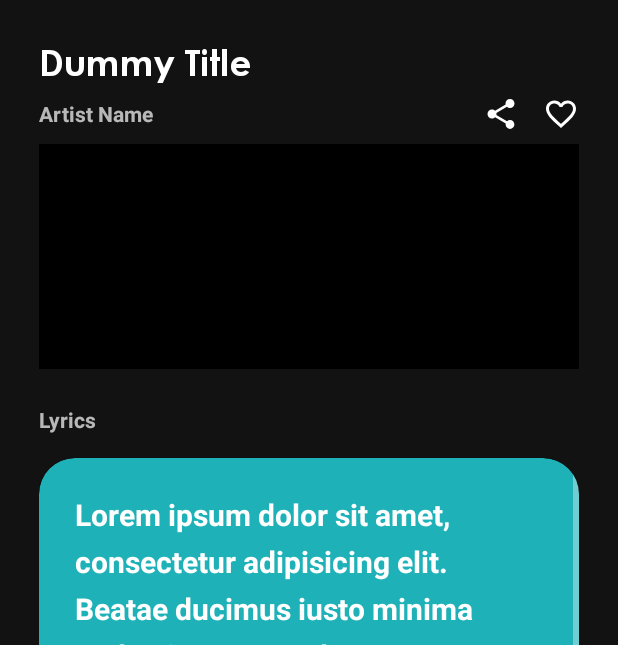
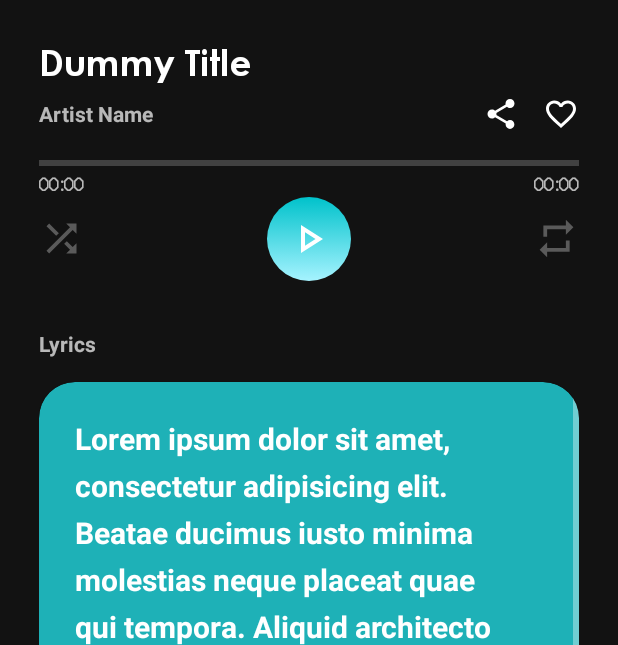
Before and after one commit to RafiqiFariz/flowbyte, an Android app: the SongActivity screen opened directly, with no data from a screen before it, on a phone screen of 412 x 824 dp, the part 591-1236 px from its top. Run offline under Robolectric (Android 15) with nearby library versions, the phone set to English and light mode, and no system bars.

Commit message:
feat: memfungsikan music player pada activity_song.xml, mengganti warna teks getting started menjadi putih dan menyoroti beberapa kata

```diff
--- a/app/src/main/java/com/flowbyte/GettingStartedActivity.kt
+++ b/app/src/main/java/com/flowbyte/GettingStartedActivity.kt
@@ -1,18 +1,56 @@
 package com.flowbyte
 
 import android.content.Intent
+import android.graphics.Color
 import androidx.appcompat.app.AppCompatActivity
 import android.os.Bundle
+import android.text.Spannable
+import android.text.SpannableString
+import android.text.style.ForegroundColorSpan
 import android.widget.Button
+import android.widget.TextView
+import androidx.core.content.ContextCompat
 
 class GettingStartedActivity : AppCompatActivity() {
     override fun onCreate(savedInstanceState: Bundle?) {
         super.onCreate(savedInstanceState)
         setContentView(R.layout.activity_gettingstarted)
         supportActionBar?.hide()
+
+        val text =
+            "Explore unlimited music with our app, accessing your favorite songs and playlists"
+
+        // Define words to highlight
+        val highlightWords = listOf("unlimited music", "favorite songs")
+
+        // Create a SpannableString from the text
+        val spannableString = SpannableString(text)
+
+        // Get the color from resources
+        val highlightColor = ContextCompat.getColor(this, R.color.light_sea_green)
+
+        // Apply highlight to each word
+        for (word in highlightWords) {
+            val startIndex = text.indexOf(word)
+            if (startIndex >= 0) {
+                val endIndex = startIndex + word.length
+                spannableString.setSpan(
+                    ForegroundColorSpan(highlightColor),
+                    startIndex,
+                    endIndex,
+                    Spannable.SPAN_EXCLUSIVE_EXCLUSIVE
+                )
+            }
+        }
+
+        // Set the spannable string to the TextView
+        val desc = findViewById<TextView>(R.id.desc)
+        desc.text = spannableString
+
         val btnGettingStart = findViewById<Button>(R.id.buttonGettingStarted)
         btnGettingStart.setOnClickListener {
             val intentLogin = Intent(this, LoginActivity::class.java)
+//            val intentLogin = Intent(this, MainActivity::class.java) // utk bypass
             startActivity(intentLogin)
         }
     }
--- a/app/src/main/java/com/flowbyte/ui/song/SongActivity.kt
+++ b/app/src/main/java/com/flowbyte/ui/song/SongActivity.kt
@@ -1,13 +1,66 @@
 package com.flowbyte.ui.song
 
+import android.content.ContentResolver
+import android.net.Uri
 import androidx.appcompat.app.AppCompatActivity
 import android.os.Bundle
+import android.widget.Toast
+import androidx.annotation.OptIn
+import androidx.media3.common.AudioAttributes
+import androidx.media3.common.MediaItem
+import androidx.media3.common.PlaybackException
+import androidx.media3.common.Player
+import androidx.media3.common.util.UnstableApi
+import androidx.media3.exoplayer.ExoPlayer
 import com.flowbyte.R
+import com.flowbyte.databinding.ActivitySongBinding
 
 class SongActivity : AppCompatActivity() {
+    private var _binding: ActivitySongBinding? = null
+    private lateinit var _player: ExoPlayer
+
+    @OptIn(UnstableApi::class)
     override fun onCreate(savedInstanceState: Bundle?) {
         super.onCreate(savedInstanceState)
-        setContentView(R.layout.activity_song)
-        supportActionBar?.hide()
+        _binding = ActivitySongBinding.inflate(layoutInflater)
+        setContentView(_binding?.root)
+
+        _player = ExoPlayer.Builder(this)
+            .setAudioAttributes(AudioAttributes.DEFAULT, true)
+            .build()
+        _binding?.playerControlView?.player = _player
+
+//        val mediaItem = MediaItem.fromUri("https://ncsmusic.s3.eu-west-1.amazonaws.com/tracks/000/000/936/royalty-1619082033-7RC2AlRdd1.mp3")
+        val dummyMusic = Uri.Builder()
+            .scheme(ContentResolver.SCHEME_ANDROID_RESOURCE)
+            .authority(packageName)
+            .path(R.raw.royalty.toString())
+            .build()
+        val mediaItem = MediaItem.fromUri(dummyMusic)
+        _player.setMediaItem(mediaItem)
+        _player.prepare()
+        _player.play()
+
+        _player.addListener(object : Player.Listener {
+            override fun onPlayerError(error: PlaybackException) {
+                Toast.makeText(applicationContext, "Error playing media", Toast.LENGTH_SHORT).show()
+                super.onPlayerError(error)
+            }
+        })
+    }
+
+    override fun onStart() {
+        super.onStart()
+        _player.playWhenReady = true
+    }
+
+    override fun onStop() {
+        super.onStop()
+        _player.playWhenReady = false
+    }
+
+    override fun onDestroy() {
+        super.onDestroy()
+        _player.release()
     }
 }
--- a/app/src/main/res/drawable/btn_background.xml
+++ b/app/src/main/res/drawable/btn_background.xml
@@ -2,20 +2,14 @@
 <selector xmlns:android="http://schemas.android.com/apk/res/android">
     <item android:state_pressed="true">
         <shape>
-            <gradient
-                android:startColor="#33CCFF"
-                android:endColor="#0099FF"
-                android:angle="90"/>
-            <corners android:radius="1000dp"/>
+            <gradient android:angle="90" android:endColor="#00C2CB" android:startColor="#0694AA" />
+            <corners android:radius="1000dp" />
         </shape>
     </item>
     <item>
         <shape>
-            <gradient
-                android:startColor="#00FFFF"
-                android:endColor="#00CCFF"
-                android:angle="90"/>
-            <corners android:radius="1000dp"/>
+            <gradient android:angle="90" android:endColor="#00C2CB" android:startColor="#A6F3FF" />
+            <corners android:radius="1000dp" />
         </shape>
     </item>
 </selector>
--- /dev/null
+++ b/app/src/main/res/drawable/exo_styled_controls_pause.xml
@@ -0,0 +1,9 @@
+<vector xmlns:android="http://schemas.android.com/apk/res/android"
+    android:width="24dp"
+    android:height="24dp"
+    android:viewportWidth="960"
+    android:viewportHeight="960">
+  <path
+      android:pathData="M520,760v-560h240v560L520,760ZM200,760v-560h240v560L200,760ZM600,680h80v-400h-80v400ZM280,680h80v-400h-80v400ZM280,280v400,-400ZM600,280v400,-400Z"
+      android:fillColor="#FFFFFF"/>
+</vector>
--- /dev/null
+++ b/app/src/main/res/drawable/exo_styled_controls_play.xml
@@ -0,0 +1,9 @@
+<vector xmlns:android="http://schemas.android.com/apk/res/android"
+    android:width="32dp"
+    android:height="32dp"
+    android:viewportWidth="960"
+    android:viewportHeight="960">
+  <path
+      android:pathData="M320,760v-560l440,280 -440,280ZM400,480ZM400,614 L610,480 400,346v268Z"
+      android:fillColor="#FFFFFF"/>
+</vector>
--- /dev/null
+++ b/app/src/main/res/drawable/ic_play_arrow_outline_24dp.xml
@@ -0,0 +1,9 @@
+<vector xmlns:android="http://schemas.android.com/apk/res/android"
+    android:width="24dp"
+    android:height="24dp"
+    android:viewportWidth="960"
+    android:viewportHeight="960">
+  <path
+      android:pathData="M320,760v-560l440,280 -440,280ZM400,480ZM400,614 L610,480 400,346v268Z"
+      android:fillColor="#FFFFFF"/>
+</vector>
--- /dev/null
+++ b/app/src/main/res/drawable/ic_repeat_fill_24dp.xml
@@ -0,0 +1,9 @@
+<vector xmlns:android="http://schemas.android.com/apk/res/android"
+    android:width="24dp"
+    android:height="24dp"
+    android:viewportWidth="960"
+    android:viewportHeight="960">
+  <path
+      android:pathData="M280,880 L120,720l160,-160 56,58 -62,62h406v-160h80v240L274,760l62,62 -56,58ZM200,440v-240h486l-62,-62 56,-58 160,160 -160,160 -56,-58 62,-62L280,280v160h-80Z"
+      android:fillColor="#FFFFFF"/>
+</vector>
--- /dev/null
+++ b/app/src/main/res/drawable/ic_shuffle_fill_24dp.xml
@@ -0,0 +1,9 @@
+<vector xmlns:android="http://schemas.android.com/apk/res/android"
+    android:width="24dp"
+    android:height="24dp"
+    android:viewportWidth="960"
+    android:viewportHeight="960">
+  <path
+      android:pathData="M560,800v-80h104L537,593l57,-57 126,126v-102h80v240L560,800ZM216,800 L160,744 664,240L560,240v-80h240v240h-80v-104L216,800ZM367,423L160,216l56,-56 207,207 -56,56Z"
+      android:fillColor="#FFFFFF"/>
+</vector>
--- /dev/null
+++ b/app/src/main/res/drawable/ic_skip_next_fill_24dp.xml
@@ -0,0 +1,9 @@
+<vector xmlns:android="http://schemas.android.com/apk/res/android"
+    android:width="24dp"
+    android:height="24dp"
+    android:viewportWidth="960"
+    android:viewportHeight="960">
+  <path
+      android:pathData="M660,720v-480h80v480h-80ZM220,720v-480l360,240 -360,240Z"
+      android:fillColor="#FFFFFF"/>
+</vector>
--- /dev/null
+++ b/app/src/main/res/drawable/ic_skip_previous_fill_24dp.xml
@@ -0,0 +1,9 @@
+<vector xmlns:android="http://schemas.android.com/apk/res/android"
+    android:width="24dp"
+    android:height="24dp"
+    android:viewportWidth="960"
+    android:viewportHeight="960">
+  <path
+      android:pathData="M220,720v-480h80v480h-80ZM740,720L380,480l360,-240v480Z"
+      android:fillColor="#FFFFFF"/>
+</vector>
--- a/app/src/main/res/layout/activity_gettingstarted.xml
+++ b/app/src/main/res/layout/activity_gettingstarted.xml
@@ -3,8 +3,9 @@
     xmlns:tools="http://schemas.android.com/tools"
     android:layout_width="match_parent"
     android:layout_height="match_parent"
-    tools:context=".GettingStartedActivity"
-    android:background="@color/black">
+    android:background="@color/black"
+    tools:context=".GettingStartedActivity">
+
     <ImageView
         android:id="@+id/imageView"
         android:layout_width="wrap_content"
@@ -12,28 +13,28 @@
         android:background="@drawable/test2"
         android:gravity="center" />
 
-
     <TextView
-        android:id="@+id/textView"
+        android:id="@+id/desc"
         android:layout_width="wrap_content"
         android:layout_height="wrap_content"
         android:layout_below="@id/imageView"
+        android:layout_marginTop="30dp"
         android:fontFamily="@font/gothic_b"
         android:text="Explore unlimited music with our app, accessing your favorite songs and playlists"
         android:textAlignment="center"
-        android:textColor="#1EB1B7"
-        android:layout_marginTop="30dp"
+        android:textColor="@color/white"
         android:textSize="18dp" />
+
     <Button
         android:id="@+id/buttonGettingStarted"
-        android:layout_marginTop="30dp"
-        android:layout_below="@id/textView"
         android:layout_width="300dp"
         android:layout_height="50dp"
+        android:layout_below="@id/desc"
+        android:layout_marginStart="55dp"
+        android:layout_marginTop="30dp"
+        android:background="@drawable/bg"
+        android:backgroundTint="#1EB1B7"
+        android:fontFamily="@font/gothic_b"
         android:text="@string/getting_started"
-        android:textColor="@color/black"
-        android:fontFamily="@font/gothic_b"
-        android:layout_marginStart="55dp"
-        android:backgroundTint="#1EB1B7"
-        android:background="@drawable/bg"/>
+        android:textColor="@color/white" />
 </RelativeLayout>
--- a/app/src/main/res/layout/activity_song.xml
+++ b/app/src/main/res/layout/activity_song.xml
@@ -78,14 +78,23 @@
             </LinearLayout>
         </LinearLayout>
 
-        <androidx.media3.ui.PlayerView
+        <androidx.media3.ui.PlayerControlView
             android:id="@+id/playerControlView"
             android:layout_width="match_parent"
-            android:layout_height="150dp"
+            android:layout_height="wrap_content"
             android:layout_marginTop="8dp"
+            app:controller_layout_id="@layout/custom_controls"
+            app:hide_on_touch="false"
             app:layout_constraintEnd_toEndOf="parent"
             app:layout_constraintStart_toStartOf="parent"
-            app:layout_constraintTop_toBottomOf="@+id/linearLayout4" />
+            app:layout_constraintTop_toBottomOf="@+id/linearLayout4"
+            app:repeat_toggle_modes="one"
+            app:show_next_button="true"
+            app:show_previous_button="true"
+            app:show_shuffle_button="true"
+            app:show_timeout="0"
+            app:shutter_background_color="@android:color/transparent"
+            app:use_artwork="false" />
 
         <TextView
             android:id="@+id/lyricsTitle"
--- /dev/null
+++ b/app/src/main/res/layout/custom_controls.xml
@@ -0,0 +1,89 @@
+<?xml version="1.0" encoding="utf-8"?>
+<LinearLayout xmlns:android="http://schemas.android.com/apk/res/android"
+    xmlns:app="http://schemas.android.com/apk/res-auto"
+    android:id="@+id/exo_center_controls"
+    android:layout_width="match_parent"
+    android:layout_height="wrap_content"
+    android:orientation="vertical">
+
+    <RelativeLayout
+        android:layout_width="match_parent"
+        android:layout_height="35dp">
+
+        <androidx.media3.ui.DefaultTimeBar
+            android:id="@+id/exo_progress"
+            android:layout_width="match_parent"
+            android:layout_height="wrap_content"
+            app:played_color="@color/light_sea_green" />
+
+        <TextView
+            android:id="@+id/exo_position"
+            android:layout_width="wrap_content"
+            android:layout_height="wrap_content"
+            android:layout_alignParentBottom="true"
+            android:text="0:00"
+            android:textSize="12dp"
+            android:textStyle="bold" />
+
+        <TextView
+            android:id="@+id/exo_duration"
+            android:layout_width="wrap_content"
+            android:layout_height="wrap_content"
+            android:layout_alignParentEnd="true"
+            android:layout_alignParentBottom="true"
+            android:text="2:43"
+            android:textSize="12dp"
+            android:textStyle="bold" />
+    </RelativeLayout>
+
+    <RelativeLayout
+        android:layout_width="match_parent"
+        android:layout_height="match_parent"
+        android:layout_marginBottom="8dp">
+
+        <ImageView
+            android:id="@+id/exo_shuffle"
+            android:layout_width="30dp"
+            android:layout_height="30dp"
+            android:layout_alignParentStart="true"
+            android:layout_centerVertical="true"
+            android:src="@drawable/ic_shuffle_fill_24dp" />
+
+        <ImageView
+            android:id="@+id/exo_prev"
+            android:layout_width="35dp"
+            android:layout_height="35dp"
+            android:layout_centerVertical="true"
+            android:layout_marginEnd="32dp"
+            android:layout_toStartOf="@id/exo_play_pause"
+            android:src="@drawable/ic_skip_previous_fill_24dp" />
+
+        <ImageButton
+            android:id="@+id/exo_play_pause"
+            android:layout_width="56dp"
+            android:layout_height="56dp"
+            android:layout_centerHorizontal="true"
+            android:layout_centerVertical="true"
+            android:background="@drawable/btn_background"
+            android:clickable="true"
+            android:focusable="true"
+            android:src="@drawable/exo_styled_controls_play" />
+
+        <ImageView
+            android:id="@+id/exo_next"
+            android:layout_width="35dp"
+            android:layout_height="35dp"
+            android:layout_centerVertical="true"
+            android:layout_marginStart="32dp"
+            android:layout_toEndOf="@id/exo_play_pause"
+            android:src="@drawable/ic_skip_next_fill_24dp" />
+
+        <ImageView
+            android:id="@+id/exo_repeat_toggle"
+            android:layout_width="30dp"
+            android:layout_height="30dp"
+            android:layout_alignParentEnd="true"
+            android:layout_centerVertical="true"
+            android:src="@drawable/ic_repeat_fill_24dp" />
+    </RelativeLayout>
+</LinearLayout>
```
Also changed, not shown: 2 other files.
